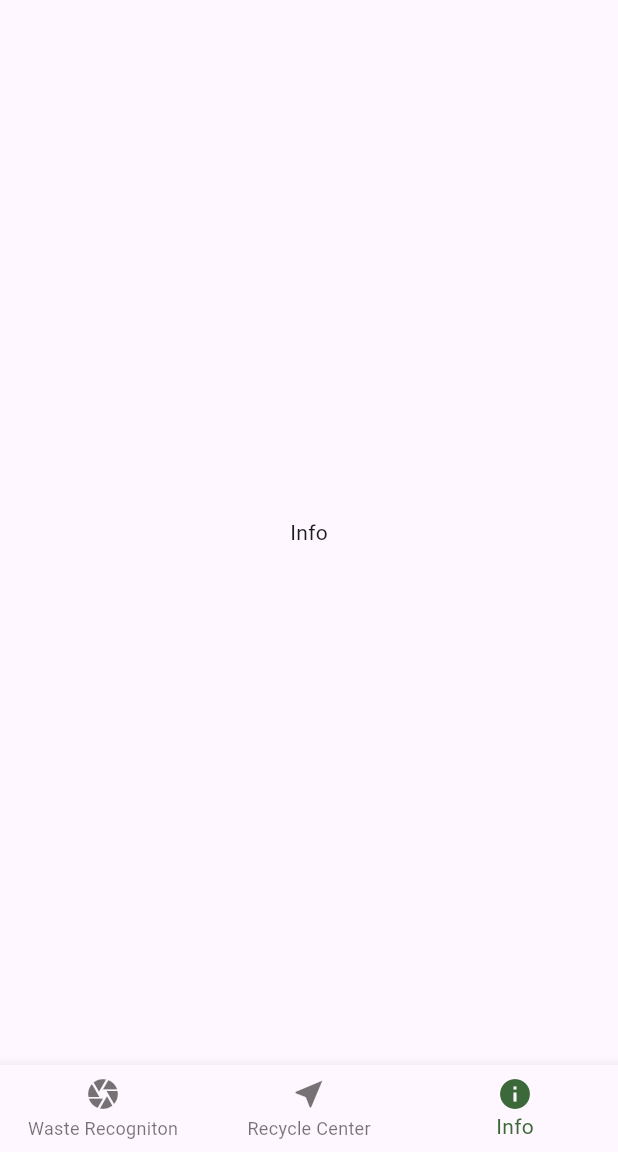
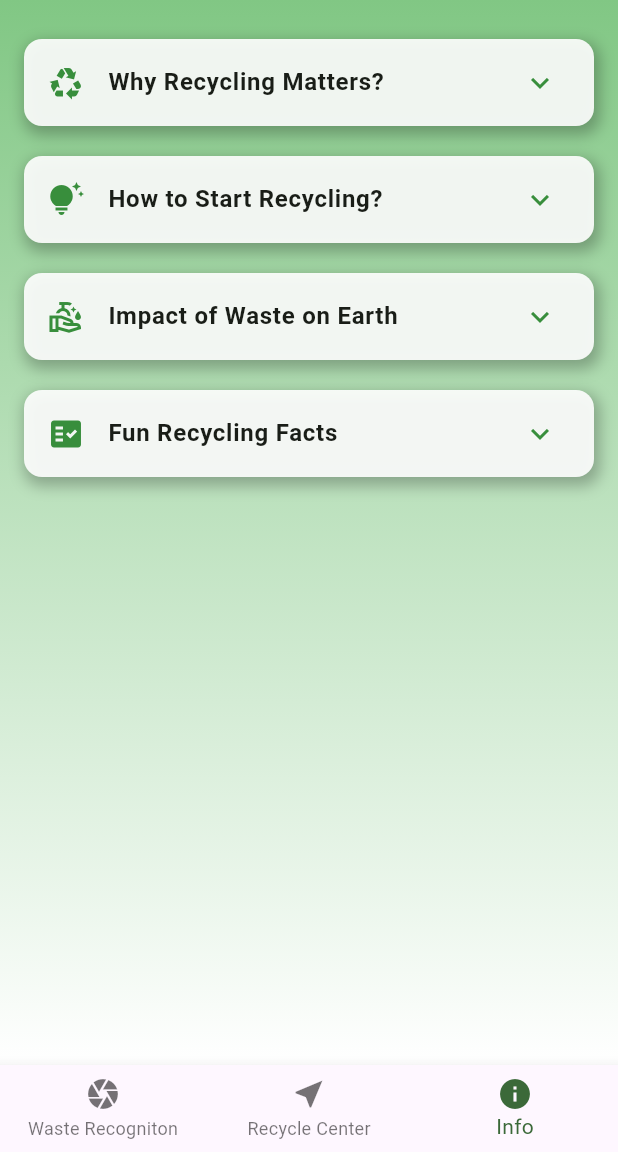
Before and after one commit to khoo04/jom_recycle, a Flutter app: the screen it shows after launch, item 3 of the bottom bar chosen, on a phone screen of 412 x 824 dp, the part 84-1236 px from its top. Run offline on Flutter 3.47's test engine with Material 3 defaults, Android fonts, the phone set to English and light mode, and no system bars; our stand-ins replace camera, google_maps_flutter, logger.

Commit message:
feat: add info page content

```diff
--- a/lib/features/info/pages/info_page.dart
+++ b/lib/features/info/pages/info_page.dart
@@ -11,9 +11,93 @@ class _InfoPageState extends State<InfoPage> {
   @override
   Widget build(BuildContext context) {
     return Scaffold(
-      body: Center(
-        child: Text("Info"),
+      body: Container(
+        decoration: BoxDecoration(
+          gradient: LinearGradient(
+            colors: [Colors.green.shade300, Colors.white],
+            begin: Alignment.topCenter,
+            end: Alignment.bottomCenter,
+          ),
+        ),
+        child: ListView(
+          padding: EdgeInsets.all(16),
+          children: [
+            InfoTile(
+              title: "Why Recycling Matters?",
+              content: "Recycling helps to reduce waste, conserve resources, and protect the environment.",
+              icon: Icons.recycling,
+            ),
+            InfoTile(
+              title: "How to Start Recycling?",
+              content: "Separate waste into plastics, glass, and paper. Find local recycling centers.",
+              icon: Icons.tips_and_updates,
+            ),
+            InfoTile(
+              title: "Impact of Waste on Earth",
+              content: "Excess waste contributes to pollution, climate change, and harms wildlife.",
+              icon: Icons.clean_hands_outlined,
+            ),
+            InfoTile(
+              title: "Fun Recycling Facts",
+              content: "Recycling one aluminum can saves enough energy to power a TV for 3 hours!",
+              icon: Icons.fact_check,
+            ),
+          ],
+        ),
       ),
     );
   }
 }
+
+class InfoTile extends StatefulWidget {
+  final String title;
+  final String content;
+  final IconData icon;
+
+  const InfoTile({required this.title, required this.content, required this.icon});
+
+  @override
+  _InfoTileState createState() => _InfoTileState();
+}
+
+class _InfoTileState extends State<InfoTile> {
+  bool _isExpanded = false;
+
+  @override
+  Widget build(BuildContext context) {
+    return AnimatedContainer(
+      duration: Duration(milliseconds: 400),
+      curve: Curves.easeInOut,
+      margin: EdgeInsets.symmetric(vertical: 10),
+      decoration: BoxDecoration(
+        color: Colors.white.withOpacity(0.9),
+        borderRadius: BorderRadius.circular(12),
+        boxShadow: [
+          BoxShadow(
+            color: Colors.black26,
+            blurRadius: 8,
+            spreadRadius: 2,
+            offset: Offset(2, 4),
+          ),
+        ],
+      ),
+      child: ExpansionTile(
+        leading: Icon(widget.icon, color: Colors.green.shade700),
+        title: Text(widget.title, style: TextStyle(fontWeight: FontWeight.bold)),
+        trailing: Icon(
+          _isExpanded ? Icons.keyboard_arrow_up : Icons.keyboard_arrow_down,
+          color: Colors.green.shade700,
+        ),
+        onExpansionChanged: (expanded) {
+          setState(() => _isExpanded = expanded);
+        },
+        children: [
+          Padding(
+            padding: EdgeInsets.all(16),
+            child: Text(widget.content, style: TextStyle(fontSize: 16, color: Colors.black87)),
+          ),
+        ],
+      ),
+    );
+  }
+}
```
